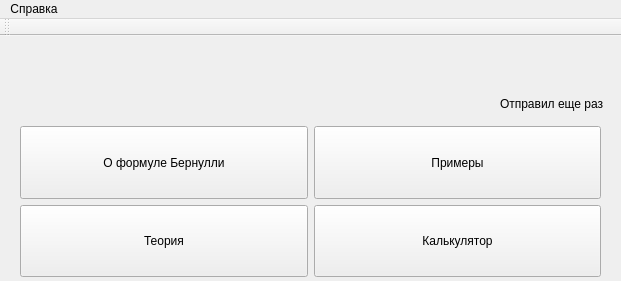
Alivexx/bernulli, file Popelov_Kuznetsov_bernulli/mainwindow.ui: the form before one commit.
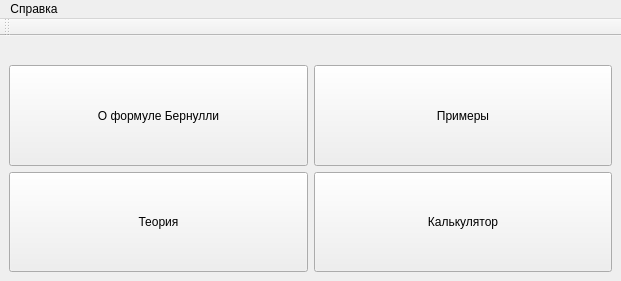
The form after the commit. Icons and pictures are not drawn.

Patch:
```diff
--- a/Popelov_Kuznetsov_bernulli/mainwindow.ui
+++ b/Popelov_Kuznetsov_bernulli/mainwindow.ui
@@ -21,15 +21,27 @@
     <normaloff>:/rec/img/MainIcon.png</normaloff>:/rec/img/MainIcon.png</iconset>
   </property>
   <widget class="QWidget" name="centralwidget">
-   <widget class="QWidget" name="horizontalLayoutWidget">
-    <property name="geometry">
-     <rect>
-      <x>20</x>
-      <y>90</y>
-      <width>581</width>
-      <height>151</height>
-     </rect>
-    </property>
+   <layout class="QVBoxLayout" name="verticalLayout_3">
+    <item>
+     <widget class="QLabel" name="label">
+      <property name="sizePolicy">
+       <sizepolicy hsizetype="Preferred" vsizetype="Fixed">
+        <horstretch>0</horstretch>
+        <verstretch>0</verstretch>
+       </sizepolicy>
+      </property>
+      <property name="text">
+       <string/>
+      </property>
+      <property name="pixmap">
+       <pixmap resource="resource.qrc">:/rec/img/form.png</pixmap>
+      </property>
+      <property name="alignment">
+       <set>Qt::AlignCenter</set>
+      </property>
+     </widget>
+    </item>
+    <item>
     <layout class="QHBoxLayout" name="horizontalLayout">
      <item>
       <layout class="QVBoxLayout" name="verticalLayout">
@@ -153,36 +165,8 @@
       </layout>
      </item>
     </layout>
-   </widget>
-   <widget class="QLabel" name="label">
-    <property name="geometry">
-     <rect>
-      <x>200</x>
-      <y>10</y>
-      <width>331</width>
-      <height>71</height>
-     </rect>
-    </property>
-    <property name="text">
-     <string/>
-    </property>
-    <property name="pixmap">
-     <pixmap resource="resource.qrc">:/rec/img/form.png</pixmap>
-    </property>
-   </widget>
-   <widget class="QLabel" name="label_2">
-    <property name="geometry">
-     <rect>
-      <x>500</x>
-      <y>60</y>
-      <width>111</width>
-      <height>16</height>
-     </rect>
-    </property>
-    <property name="text">
-     <string>Отправил еще раз</string>
-    </property>
-   </widget>
+    </item>
+   </layout>
   </widget>
   <widget class="QMenuBar" name="menuBar">
    <property name="geometry">
```
Left out of the diff: 2 changed lines with no effect on the pictures. Lines whose indentation alone changed are shown as unchanged.
